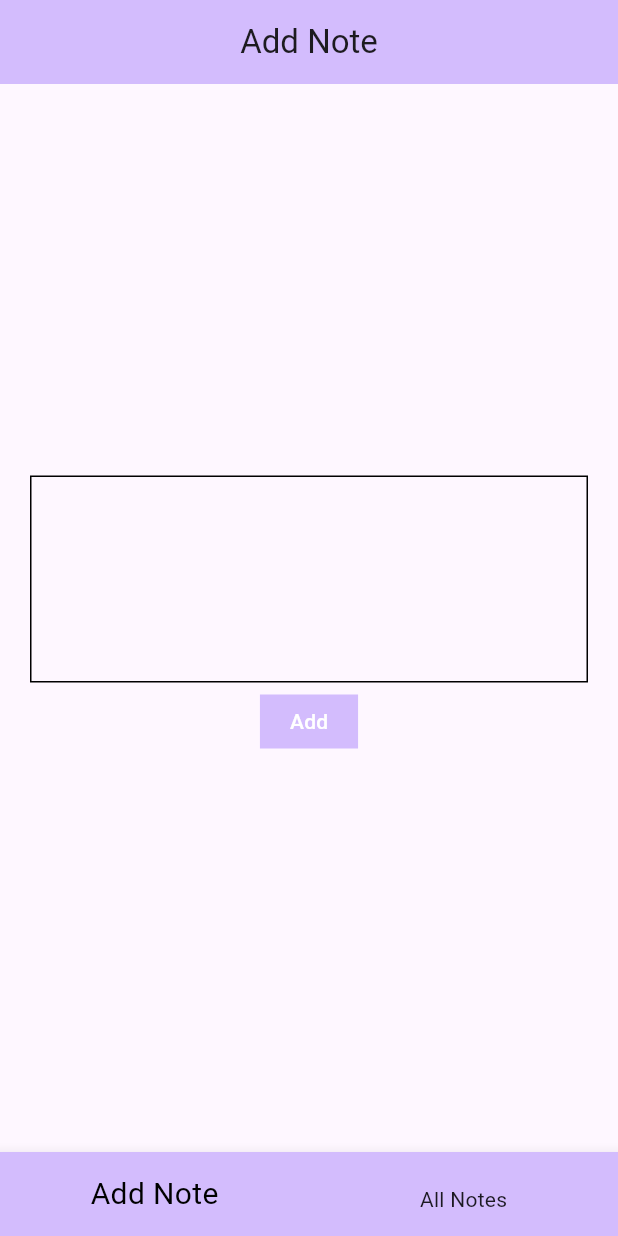
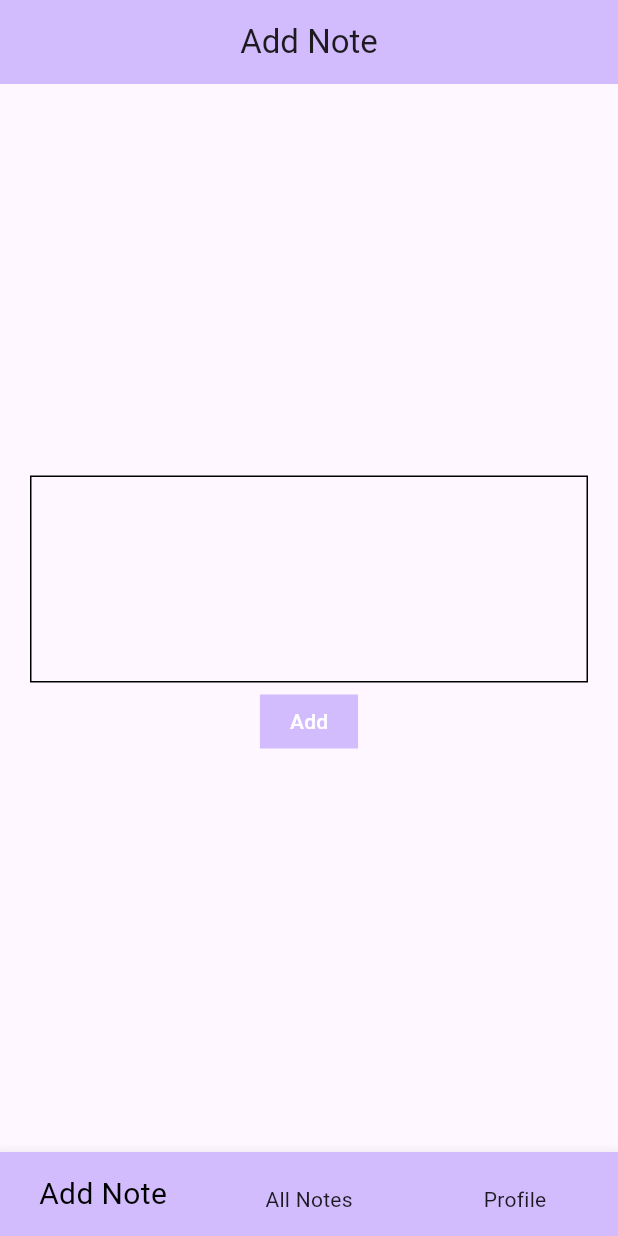
Before and after one commit to AnnaKhachatryan1/notes_app, a Flutter app: the screen it shows after launch, after a tap on "Add", on a phone screen of 412 x 824 dp. Run offline on Flutter 3.47's test engine with Material 3 defaults, Android fonts, the phone set to English and light mode, and no system bars.

Commit message:
FIX new Changes

```diff
--- /dev/null
+++ b/lib/add_notes.dart
@@ -0,0 +1,59 @@
+import 'package:flutter/material.dart';
+
+class AddNotes extends StatefulWidget {
+  const AddNotes({required this.builder,super.key});
+
+  final void Function(String text) builder;
+
+  @override
+  State<AddNotes> createState() => _AddNotesState();
+}
+
+class _AddNotesState extends State<AddNotes> {
+  TextEditingController notesController = TextEditingController();
+
+  @override
+  Widget build(BuildContext context) {
+    return myAddNote();
+  }
+
+  Widget myAddNote() {
+    return Center(
+        child: Container(
+            padding: EdgeInsets.all(20),
+            child: Center(
+              child: Column(
+                mainAxisAlignment: MainAxisAlignment.center,
+                children: [
+                  Container(
+                      decoration: BoxDecoration(border: Border.all()),
+                      child: TextFormField(
+                        controller: notesController,
+                        maxLines: 5,
+                        decoration: InputDecoration(border: InputBorder.none),
+                        // onChanged: (value) {
+                        //   tempNote = value;
+                        //   setState(() {});
+                        // },
+                      )),
+                  TextButton(
+                      onPressed: () {
+                        widget.builder(notesController.text);
+                        // allNotes.add(notesController.text);
+                        FocusManager.instance.primaryFocus?.unfocus();
+                        notesController.value = TextEditingValue.empty;
+                      },
+                      child: Container(
+                        padding:
+                            EdgeInsets.symmetric(horizontal: 20, vertical: 8),
+                        color: Theme.of(context).colorScheme.inversePrimary,
+                        child: Text(
+                          "Add",
+                          style: TextStyle(color: Colors.white),
+                        ),
+                      ))
+                ],
+              ),
+            )));
+  }
+}
--- a/lib/main.dart
+++ b/lib/main.dart
@@ -1,5 +1,7 @@
-import 'package:collection/collection.dart';
 import 'package:flutter/material.dart';
+import 'package:notes_app/add_notes.dart';
+import 'package:notes_app/all_notes.dart';
+import 'package:notes_app/profile.dart';
 
 void main() {
   runApp(const MyApp());
@@ -28,9 +30,10 @@ class MyHomePage extends StatefulWidget {
 }
 
 class _MyHomePageState extends State<MyHomePage> {
-  int selectedIndex = 0;
   List<String> allNotes = [];
-  TextEditingController notesController = TextEditingController();
+
+  ValueNotifier<int> indexNotifier = ValueNotifier(0);
+  ValueNotifier<int> counterNotifier = ValueNotifier(0);
 
   @override
   Widget build(BuildContext context) {
@@ -42,81 +45,59 @@ class _MyHomePageState extends State<MyHomePage> {
             appBar: AppBar(
                 backgroundColor: Theme.of(context).colorScheme.inversePrimary,
                 centerTitle: true,
-            title: Text(
-              selectedIndex == 0 ? "Add Note" : "All Notes",
-            ),
-          ),
-          bottomNavigationBar: BottomNavigationBar(
+                title: ValueListenableBuilder(
+                    valueListenable: indexNotifier,
+                    builder: (context, index, child) {
+                      return Text(index == 0
+                          ? "Add Note"
+                          : index == 1
+                              ? "All Notes"
+                              : "Profile");
+                    })),
+            bottomNavigationBar: ValueListenableBuilder(
+                valueListenable: indexNotifier,
+                builder: (context, index, child) {
+                  return BottomNavigationBar(
                       selectedItemColor: Colors.black,
                       selectedFontSize: 20,
                       unselectedItemColor: Colors.black87,
                       unselectedFontSize: 14,
-              backgroundColor: Theme.of(context).colorScheme.inversePrimary,
-              currentIndex: selectedIndex,
-              onTap: (value) {
-                selectedIndex = value;
-                setState(() {});
+                      backgroundColor:
+                          Theme.of(context).colorScheme.inversePrimary,
+                      currentIndex: index,
+                      onTap: (test) {
+                        indexNotifier.value = test;
+                        // setState(() {});
                       },
                       items: [
-                BottomNavigationBarItem(icon: Container(), label: "Add Note"),
-                BottomNavigationBarItem(icon: Container(), label: "All Notes"),
-              ]),
-          body: selectedIndex == 0 ? myAddNote() : myAllNotes(),
-        ));
-  }
+                        BottomNavigationBarItem(
+                            icon: Container(), label: "Add Note"),
+                        BottomNavigationBarItem(
+                            icon: Container(), label: "All Notes"),
+                        BottomNavigationBarItem(
+                            icon: Container(), label: "Profile"),
+                      ]);
+                }),
+            body: ValueListenableBuilder(
+                valueListenable: indexNotifier,
+                builder: (context, index, child) {
+                  return index == 0
+                      ? AddNotes(
+                          builder: (text) {
+                            allNotes.add(text);
 
-  Widget myAddNote() {
-    return Center(
-        child: Container(
-            padding: EdgeInsets.all(20),
-            child: Center(
-              child: Column(
-                mainAxisAlignment: MainAxisAlignment.center,
-                children: [
-                  Container(
-                      decoration: BoxDecoration(border: Border.all()),
-                      child: TextFormField(
-                        controller: notesController,
-                        maxLines: 5,
-                        decoration: InputDecoration(border: InputBorder.none),
-                        // onChanged: (value) {
-                        //   tempNote = value;
-                        //   setState(() {});
-                        // },
-                      )),
-                  TextButton(
-                      onPressed: () {
-                        allNotes.add(notesController.text);
-                        FocusManager.instance.primaryFocus?.unfocus();
-                        notesController.value = TextEditingValue.empty;
-                        print(allNotes);
+                            counterNotifier.value = allNotes.length;
+                            print(text);
                           },
-                      child: Container(
-                        padding:
-                            EdgeInsets.symmetric(horizontal: 20, vertical: 8),
-                        color: Theme.of(context).colorScheme.inversePrimary,
-                        child: Text(
-                          "Add",
-                          style: TextStyle(color: Colors.white),
-                        ),
-                      ))
-                ],
-              ),
-            )));
-  }
-
-  Widget myAllNotes() {
-    List<Widget> widgets = allNotes.mapIndexed((index, note) {
-      return Container(
-          color: index % 2 == 0 ? Colors.black : Colors.white,
-          child: Padding(
-            padding: const EdgeInsets.symmetric(vertical: 10),
-            child: Text(note,
-                style: TextStyle(
-                    color: index % 2 == 0 ? Colors.white : Colors.black)),
-          ));
-    }).toList();
-
-    return ListView(children: widgets);
+                        )
+                      : index == 1
+                          ? AllNotes(
+                              notes: allNotes,
+                              notifier: indexNotifier,
+                            )
+                          :  Profile(
+                            myNotifier: counterNotifier,
+                          );
+                })));
   }
 }
--- a/pubspec.yaml
+++ b/pubspec.yaml
@@ -36,6 +36,7 @@ dependencies:
   # Use with the CupertinoIcons class for iOS style icons.
   cupertino_icons: ^1.0.2
   collection: ^1.17.2
+  url_launcher: ^6.2.4
 
 dev_dependencies:
   flutter_test:
```
Also changed, not shown: lib/all_notes.dart (+20 -2 lines), lib/profile.dart (added, +149 -0 lines), pubspec.lock, 5 other files. Lines whose indentation alone changed are shown as unchanged.
